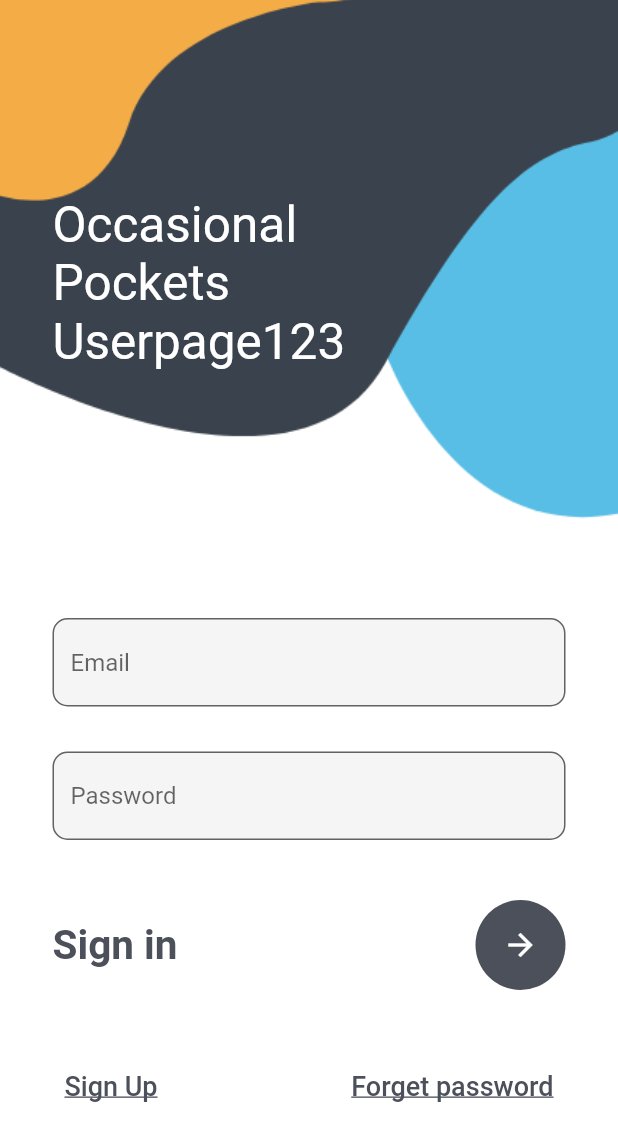
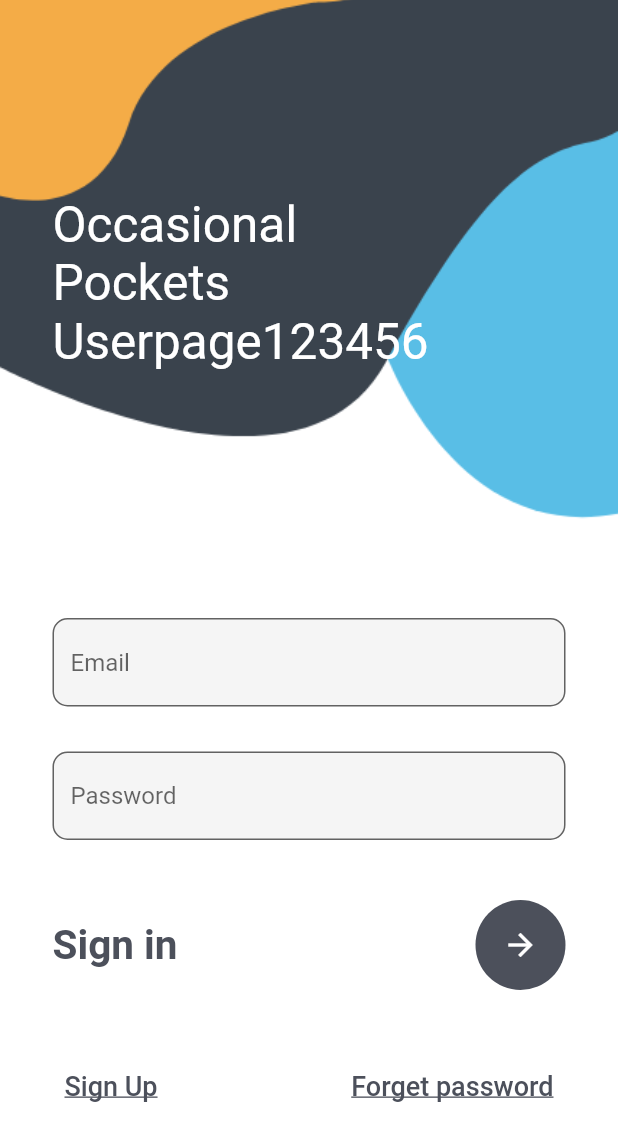
Before and after one commit to habibumar27/Occasional_pockets, a Flutter app: the screen it shows after launch, on a phone screen of 412 x 824 dp. Shown: the top 1141 px of the screen. Run offline on Flutter 3.47's test engine with Material 2 defaults, Android fonts, the phone set to English and light mode, and no system bars.

Commit message:
3rd commit

```diff
--- a/lib/login.dart
+++ b/lib/login.dart
@@ -21,7 +21,7 @@ class _MyLoginState extends State<MyLogin> {
         body: Stack(
           children: [Container(
             padding: EdgeInsets.only(left: 35,top: 130),
-            child: Text('Occasional\nPockets\nUserpage123',style: TextStyle(
+            child: Text('Occasional\nPockets\nUserpage123456',style: TextStyle(
               color: Colors.white,fontSize: 33
             ),)
           ),
```
